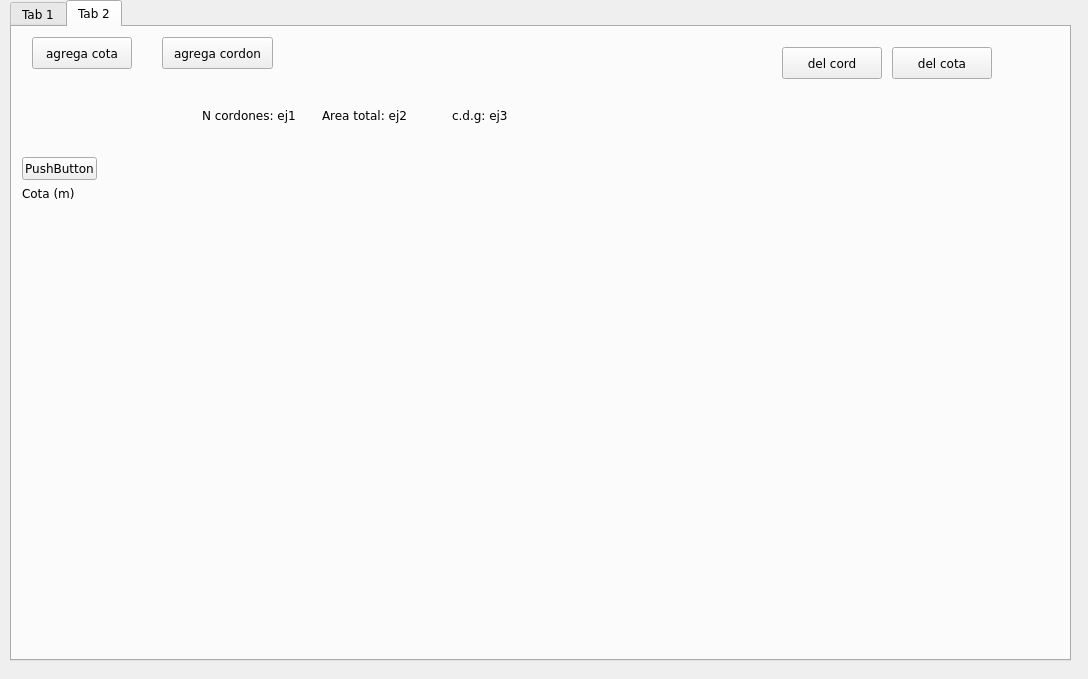
Sady-Guzman/herramienta_practica, file ui_files/herramienta_trapecios_v8.ui: the form before one commit.
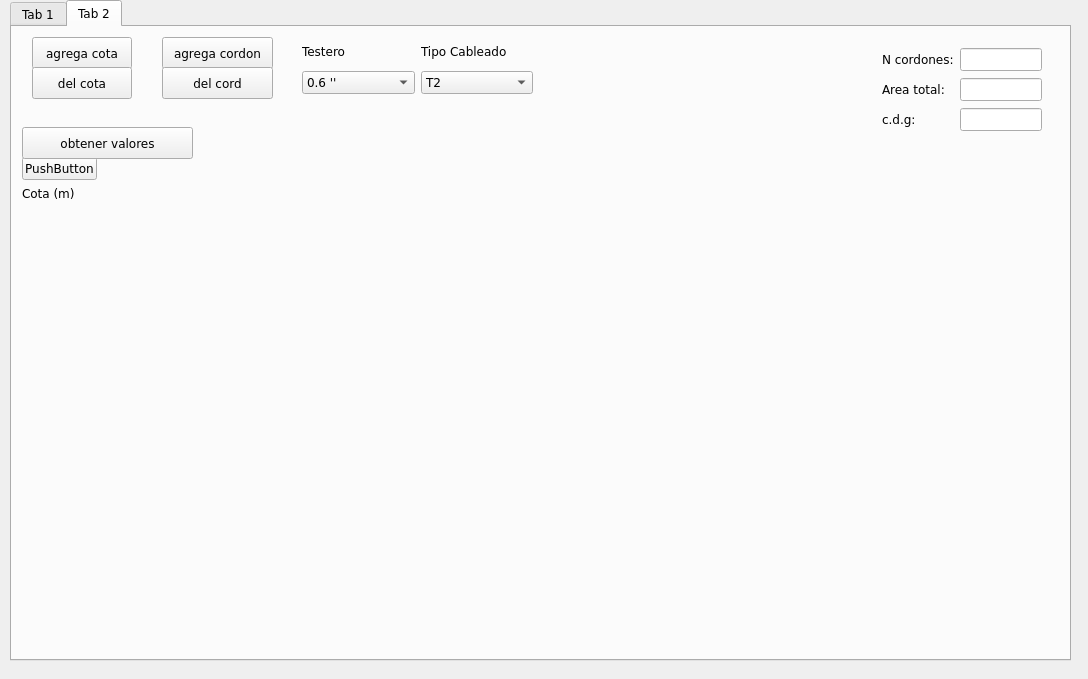
The form after the commit.

Commit message: cambia UI arm act. funcion obtiene valores de input fields

Patch:
```diff
--- a/ui_files/herramienta_trapecios_v8.ui
+++ b/ui_files/herramienta_trapecios_v8.ui
@@ -499,45 +499,6 @@
       </item>
      </layout>
     </widget>
-    <widget class="QLabel" name="tab2_label_cant_cord">
-     <property name="geometry">
-      <rect>
-       <x>190</x>
-       <y>80</y>
-       <width>111</width>
-       <height>16</height>
-      </rect>
-     </property>
-     <property name="text">
-      <string>N cordones: ej1</string>
-     </property>
-    </widget>
-    <widget class="QLabel" name="tab2_label_area_total">
-     <property name="geometry">
-      <rect>
-       <x>310</x>
-       <y>80</y>
-       <width>111</width>
-       <height>16</height>
-      </rect>
-     </property>
-     <property name="text">
-      <string>Area total: ej2</string>
-     </property>
-    </widget>
-    <widget class="QLabel" name="tab2_label_cg">
-     <property name="geometry">
-      <rect>
-       <x>440</x>
-       <y>80</y>
-       <width>111</width>
-       <height>16</height>
-      </rect>
-     </property>
-     <property name="text">
-      <string>c.d.g: ej3</string>
-     </property>
-    </widget>
     <widget class="QPushButton" name="tab2_btn_add_cota">
      <property name="geometry">
       <rect>
@@ -567,8 +528,8 @@
     <widget class="QPushButton" name="tab2_btn_del_cota">
      <property name="geometry">
       <rect>
-       <x>880</x>
-       <y>20</y>
+       <x>20</x>
+       <y>40</y>
        <width>100</width>
        <height>32</height>
       </rect>
@@ -580,9 +541,9 @@
     <widget class="QPushButton" name="tab2_btn_del_cord">
      <property name="geometry">
       <rect>
-       <x>770</x>
-       <y>20</y>
-       <width>100</width>
+       <x>150</x>
+       <y>40</y>
+       <width>111</width>
        <height>32</height>
       </rect>
      </property>
@@ -590,6 +551,105 @@
       <string>del cord</string>
      </property>
     </widget>
+    <widget class="QWidget" name="gridLayoutWidget_3">
+     <property name="geometry">
+      <rect>
+       <x>870</x>
+       <y>20</y>
+       <width>160</width>
+       <height>85</height>
+      </rect>
+     </property>
+     <layout class="QGridLayout" name="tab2_gridLayout_totales">
+      <item row="1" column="0">
+       <widget class="QLabel" name="tab2_label_area_total">
+        <property name="text">
+         <string>Area total:</string>
+        </property>
+       </widget>
+      </item>
+      <item row="0" column="0">
+       <widget class="QLabel" name="tab2_label_cant_cord">
+        <property name="text">
+         <string>N cordones:</string>
+        </property>
+       </widget>
+      </item>
+      <item row="2" column="0">
+       <widget class="QLabel" name="tab2_label_cdg">
+        <property name="text">
+         <string>c.d.g:</string>
+        </property>
+       </widget>
+      </item>
+      <item row="0" column="1">
+       <widget class="QLineEdit" name="tab2_line_total_cordones"/>
+      </item>
+      <item row="1" column="1">
+       <widget class="QLineEdit" name="tab2_line_total_area"/>
+      </item>
+      <item row="2" column="1">
+       <widget class="QLineEdit" name="tab2_line_total_cdg"/>
+      </item>
+     </layout>
+    </widget>
+    <widget class="QWidget" name="gridLayoutWidget_4">
+     <property name="geometry">
+      <rect>
+       <x>290</x>
+       <y>10</y>
+       <width>231</width>
+       <height>57</height>
+      </rect>
+     </property>
+     <layout class="QGridLayout" name="tab2_gridLayout_combo_tipo">
+      <item row="2" column="1">
+       <widget class="QComboBox" name="tab2_combo_preset">
+        <item>
+         <property name="text">
+          <string>T2</string>
+         </property>
+        </item>
+       </widget>
+      </item>
+      <item row="0" column="1">
+       <widget class="QLabel" name="tab2_label_preset">
+        <property name="text">
+         <string>Tipo Cableado</string>
+        </property>
+       </widget>
+      </item>
+      <item row="0" column="0">
+       <widget class="QLabel" name="tab2_label_testero">
+        <property name="text">
+         <string>Testero</string>
+        </property>
+       </widget>
+      </item>
+      <item row="2" column="0">
+       <widget class="QComboBox" name="tab2_combo_testero">
+        <item>
+         <property name="text">
+          <string>0.6 ''</string>
+         </property>
+        </item>
+       </widget>
+      </item>
+     </layout>
+    </widget>
+    <widget class="QPushButton" name="tab2_btn_valores">
+     <property name="geometry">
+      <rect>
+       <x>10</x>
+       <y>100</y>
+       <width>171</width>
+       <height>32</height>
+      </rect>
+     </property>
+     <property name="text">
+      <string>obtener valores</string>
+     </property>
+    </widget>
    </widget>
   </widget>
  </widget>
```
The commit also changes 4 other files.
